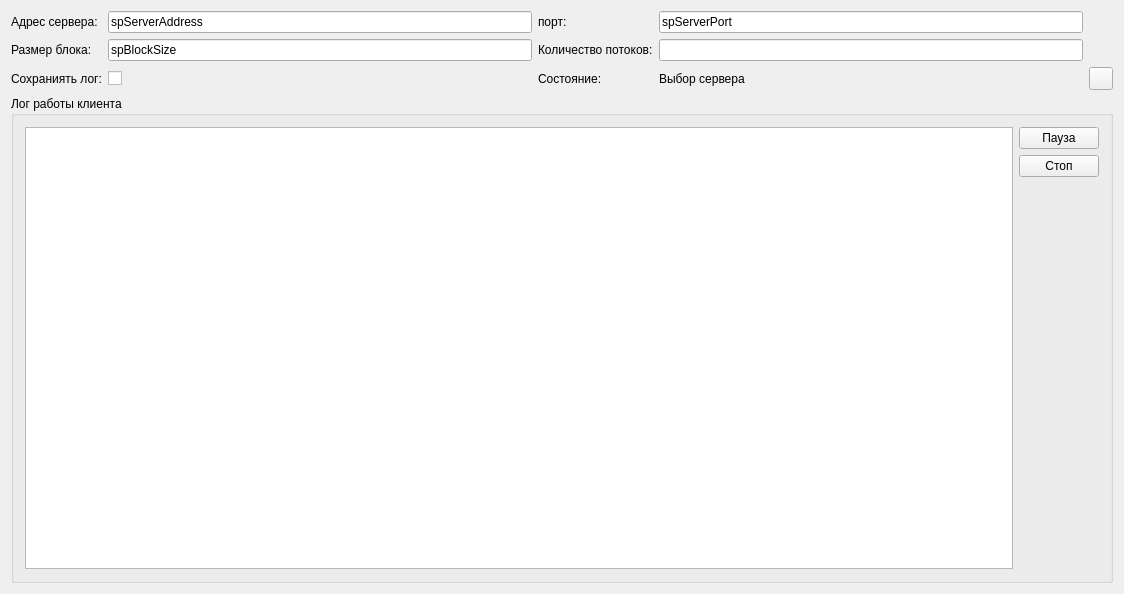
Above: client/prS63BruteForceClient/prS63BruteForceClient.ui from zaqwsx1277/prS63BruteForce before the change. Below: the same form after it.
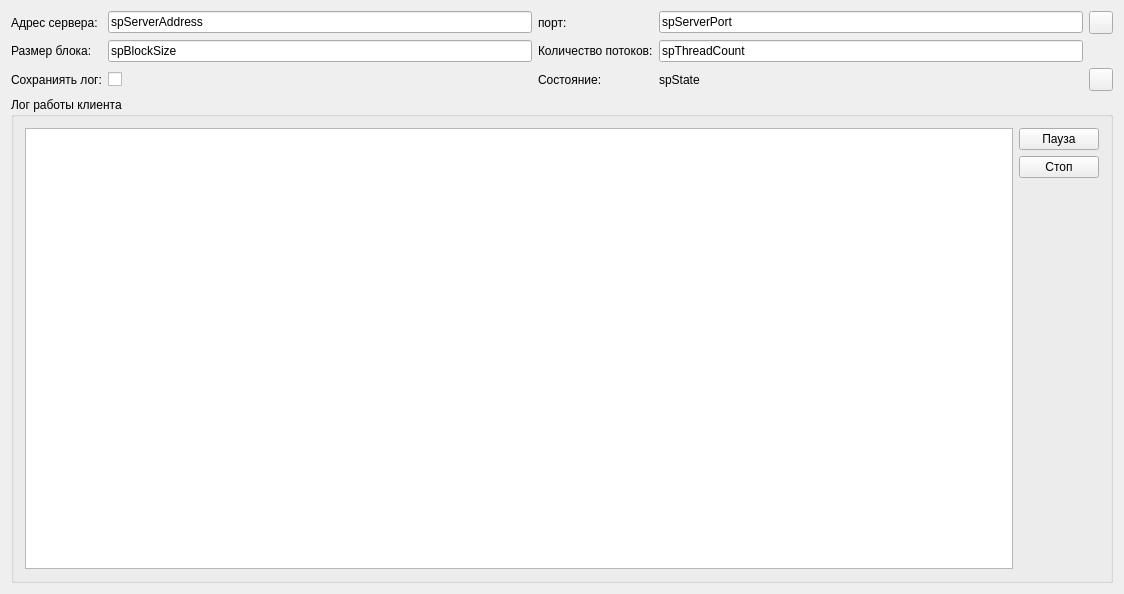
That is the form after the change. Icons and pictures are not drawn.

Commit message: Сделан поиск сервера в локальной сети

Patch:
```diff
--- a/client/prS63BruteForceClient/prS63BruteForceClient.ui
+++ b/client/prS63BruteForceClient/prS63BruteForceClient.ui
@@ -70,7 +70,11 @@
        </widget>
       </item>
       <item row="1" column="3">
-       <widget class="QLineEdit" name="lineEdit_4"/>
+       <widget class="QLineEdit" name="spThreadCount">
+        <property name="text">
+         <string>spThreadCount</string>
+        </property>
+       </widget>
       </item>
       <item row="2" column="0">
        <widget class="QLabel" name="label_7">
@@ -99,7 +103,7 @@
       <item row="2" column="3">
        <widget class="QLabel" name="label_6">
         <property name="text">
-         <string>Выбор сервера</string>
+         <string>spState</string>
         </property>
        </widget>
       </item>
@@ -114,6 +118,17 @@
         </property>
        </widget>
       </item>
+      <item row="0" column="4">
+       <widget class="QToolButton" name="btnSeachServer">
+        <property name="text">
+         <string/>
+        </property>
+        <property name="icon">
+         <iconset resource="../../res/resources.qrc">
+          <normaloff>:/icones/icones/question.png</normaloff>:/icones/icones/question.png</iconset>
+        </property>
+       </widget>
+      </item>
      </layout>
     </item>
     <item row="1" column="0">
```
Left out of the diff: 2 changed lines with no effect on the pictures. The commit also changes 20 other files.
